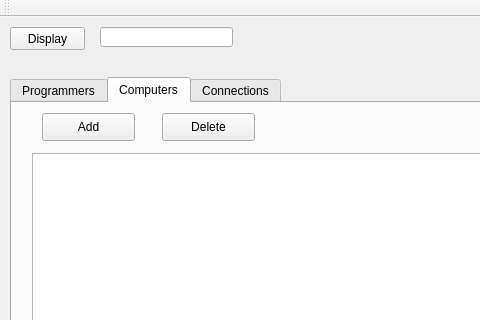
This is mainwindow.ui in snaedisk/Hopur34_skil3 as Qt 5 draws it before an edit; both pictures show x 0 to 480 and y 0 to 320 of the 590 by 660 pixel window. The edited form follows.
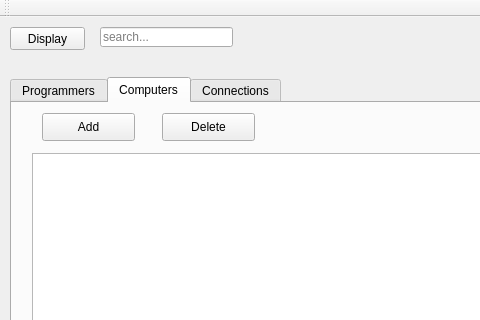
This is the edited form. The open tabs and pages were chosen to show the change.

Patch:
```diff
--- a/mainwindow.ui
+++ b/mainwindow.ui
@@ -23,6 +23,9 @@
       <height>20</height>
      </rect>
     </property>
+    <property name="placeholderText">
+     <string>search...</string>
+    </property>
    </widget>
    <widget class="QPushButton" name="pushButton">
     <property name="geometry">
```
Left out of the diff: 2 changed lines with no effect on the pictures.
